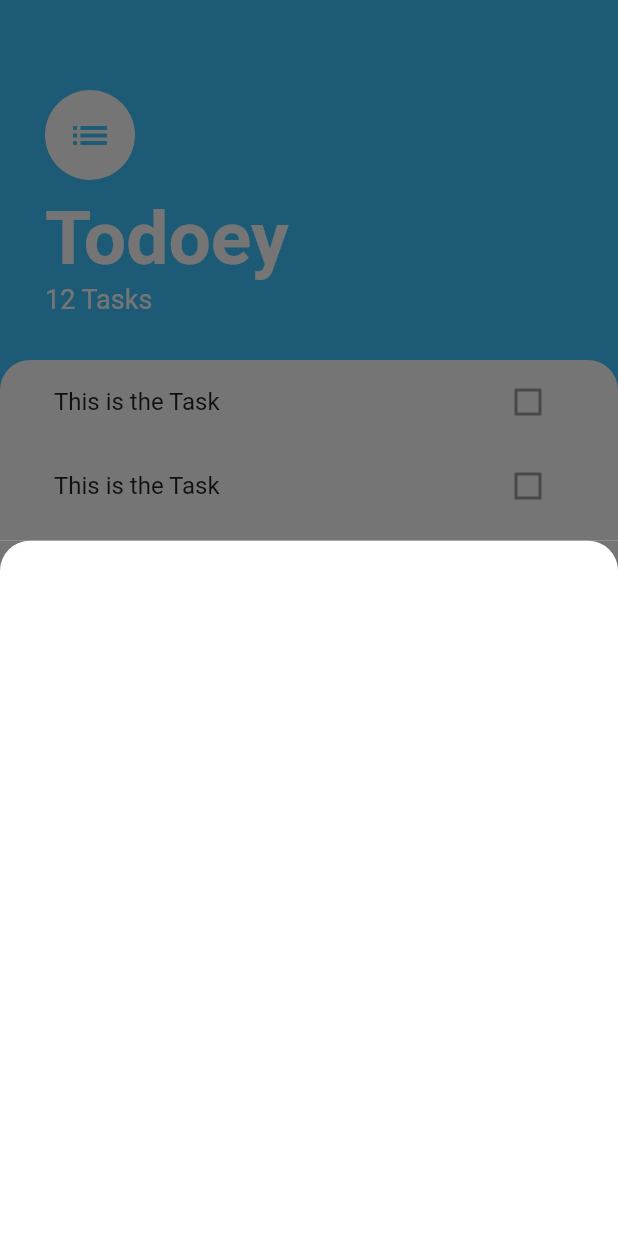
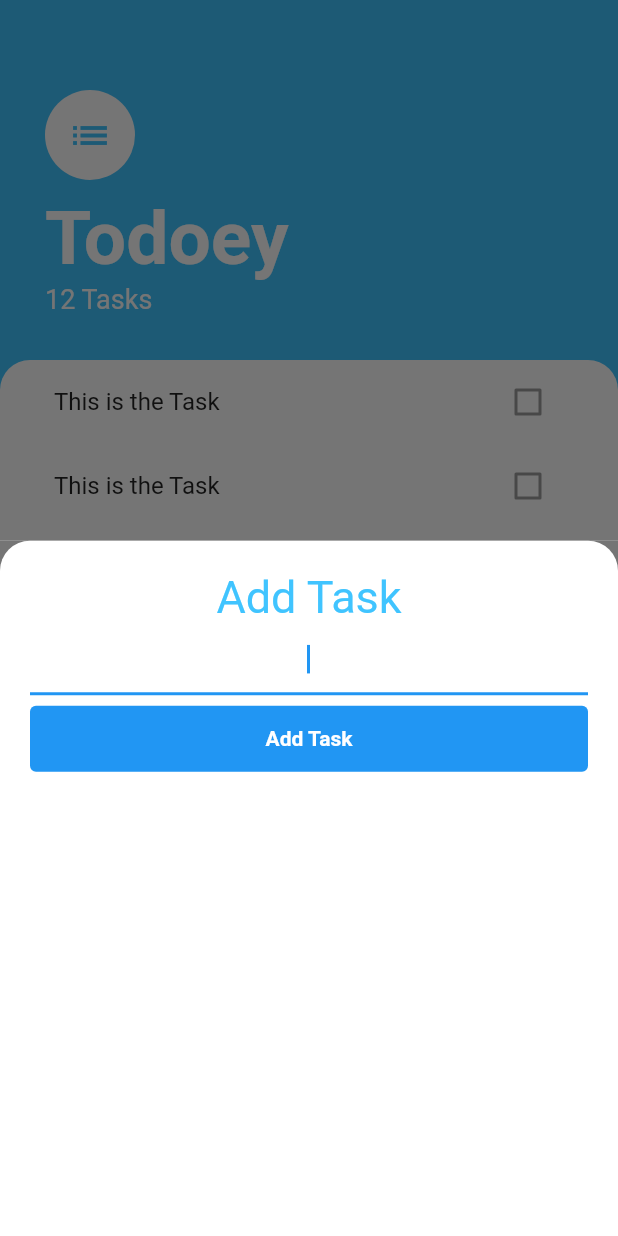
Before and after one commit to fahadammar/flutter_todoeyapp_stateProvider, a Flutter app: the screen it shows after launch, after a tap on the "add" icon, on a phone screen of 412 x 824 dp. Run offline on Flutter 3.47's test engine with Material 2 defaults, Android fonts, the phone set to English and light mode, and no system bars.

Commit message:
Added the input field, button and title in the bottomDialog

```diff
--- a/lib/screens/add_task_screen.dart
+++ b/lib/screens/add_task_screen.dart
@@ -9,6 +9,7 @@ class AddTasksScreen extends StatelessWidget {
     return Container(
       color: Color(0xff757575),
       child: Container(
+        padding: EdgeInsets.all(20.0),
         decoration: BoxDecoration(
           color: Colors.white,
           borderRadius: BorderRadius.only(
@@ -16,6 +17,43 @@ class AddTasksScreen extends StatelessWidget {
               topLeft: Radius.circular(20.0)
           ),
         ),
+      child: Column(
+        crossAxisAlignment: CrossAxisAlignment.stretch,
+        children: <Widget>[
+          Text('Add Task',
+            textAlign: TextAlign.center,
+            style: TextStyle(
+              fontSize: 30.0,
+              color: Colors.lightBlueAccent,
+            ),
+          ),
+          Container(
+            margin: EdgeInsets.only(bottom: 5.0),
+            child: TextField(
+              autofocus: true,
+              textAlign: TextAlign.center,
+            ),
+          ),
+          // Container of the TextButton
+          TextButton(
+              style: TextButton.styleFrom(
+                  minimumSize: Size(88, 44),
+                  backgroundColor: Colors.blue,
+              ),
+              onPressed: (){
+                // here the code will be added, for adding the task
+              },
+              child: Text(
+                "Add Task",
+                style: TextStyle(
+                  color: Colors.white,
+                  fontWeight: FontWeight.bold,
+                  fontSize: 14
+                ),
+              ),
+          ),
+        ],
+      ),
       ),
     );
   }
```
